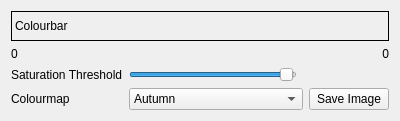
Above: src/disparityviewer.ui from i3drobotics/stereo-vision-toolkit before the change. Below: the same form after it.
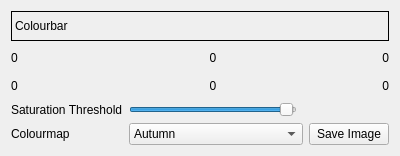
That is the form after the change.

Commit message: auto-scalling disparity viewer

The edit to the form file:
```diff
--- a/src/disparityviewer.ui
+++ b/src/disparityviewer.ui
@@ -7,7 +7,7 @@
     <x>0</x>
     <y>0</y>
     <width>400</width>
-    <height>117</height>
+    <height>156</height>
    </rect>
   </property>
   <property name="sizePolicy">
@@ -32,63 +32,14 @@
    <string>Form</string>
   </property>
   <layout class="QGridLayout" name="gridLayout">
-   <item row="2" column="3">
-    <widget class="QSlider" name="intensityThresholdSlider">
-     <property name="maximum">
-      <number>255</number>
-     </property>
-     <property name="value">
-      <number>250</number>
-     </property>
-     <property name="orientation">
-      <enum>Qt::Horizontal</enum>
-     </property>
-    </widget>
-   </item>
-   <item row="1" column="5">
-    <widget class="QLabel" name="minDisparityLabel">
-     <property name="sizePolicy">
-      <sizepolicy hsizetype="Preferred" vsizetype="Minimum">
-       <horstretch>0</horstretch>
-       <verstretch>0</verstretch>
-      </sizepolicy>
-     </property>
+   <item row="4" column="5">
+    <widget class="QPushButton" name="btnSaveDisparityView">
      <property name="text">
-      <string>0</string>
+      <string>Save Image</string>
      </property>
-     <property name="alignment">
-      <set>Qt::AlignRight|Qt::AlignTrailing|Qt::AlignVCenter</set>
-     </property>
     </widget>
    </item>
-   <item row="1" column="2">
-    <widget class="QLabel" name="maxDisparityLabel">
-     <property name="sizePolicy">
-      <sizepolicy hsizetype="Preferred" vsizetype="Minimum">
-       <horstretch>0</horstretch>
-       <verstretch>0</verstretch>
-      </sizepolicy>
-     </property>
-     <property name="text">
-      <string>0</string>
-     </property>
-    </widget>
-   </item>
-   <item row="2" column="2">
-    <widget class="QLabel" name="label_4">
-     <property name="text">
-      <string>Saturation Threshold</string>
-     </property>
-    </widget>
-   </item>
-   <item row="3" column="2">
-    <widget class="QLabel" name="label_3">
-     <property name="text">
-      <string>Colourmap</string>
-     </property>
-    </widget>
-   </item>
-   <item row="3" column="3" colspan="2">
+   <item row="4" column="3" colspan="2">
     <widget class="QComboBox" name="colourmapComboBox">
      <item>
       <property name="text">
@@ -157,6 +108,43 @@
      </item>
     </widget>
    </item>
+   <item row="3" column="2">
+    <widget class="QLabel" name="label_4">
+     <property name="text">
+      <string>Saturation Threshold</string>
+     </property>
+    </widget>
+   </item>
+   <item row="1" column="3">
+    <widget class="QLabel" name="disparityRangeLabel">
+     <property name="text">
+      <string>0</string>
+     </property>
+     <property name="alignment">
+      <set>Qt::AlignCenter</set>
+     </property>
+    </widget>
+   </item>
+   <item row="3" column="3">
+    <widget class="QSlider" name="intensityThresholdSlider">
+     <property name="maximum">
+      <number>255</number>
+     </property>
+     <property name="value">
+      <number>250</number>
+     </property>
+     <property name="orientation">
+      <enum>Qt::Horizontal</enum>
+     </property>
+    </widget>
+   </item>
+   <item row="4" column="2">
+    <widget class="QLabel" name="label_3">
+     <property name="text">
+      <string>Colourmap</string>
+     </property>
+    </widget>
+   </item>
    <item row="0" column="2" colspan="4">
     <widget class="QLabel" name="colourbar">
      <property name="minimumSize">
@@ -182,10 +170,59 @@
      </property>
     </widget>
    </item>
-   <item row="3" column="5">
-    <widget class="QPushButton" name="btnSaveDisparityView">
+   <item row="1" column="2">
+    <widget class="QLabel" name="maxDisparityLabel">
+     <property name="sizePolicy">
+      <sizepolicy hsizetype="Preferred" vsizetype="Minimum">
+       <horstretch>0</horstretch>
+       <verstretch>0</verstretch>
+      </sizepolicy>
+     </property>
      <property name="text">
-      <string>Save Image</string>
+      <string>0</string>
+     </property>
+    </widget>
+   </item>
+   <item row="1" column="5">
+    <widget class="QLabel" name="minDisparityLabel">
+     <property name="sizePolicy">
+      <sizepolicy hsizetype="Preferred" vsizetype="Minimum">
+       <horstretch>0</horstretch>
+       <verstretch>0</verstretch>
+      </sizepolicy>
+     </property>
+     <property name="text">
+      <string>0</string>
+     </property>
+     <property name="alignment">
+      <set>Qt::AlignRight|Qt::AlignTrailing|Qt::AlignVCenter</set>
+     </property>
+    </widget>
+   </item>
+   <item row="2" column="2">
+    <widget class="QLabel" name="minDepthLabel">
+     <property name="text">
+      <string>0</string>
+     </property>
+    </widget>
+   </item>
+   <item row="2" column="5">
+    <widget class="QLabel" name="maxDepthLabel">
+     <property name="text">
+      <string>0</string>
+     </property>
+     <property name="alignment">
+      <set>Qt::AlignRight|Qt::AlignTrailing|Qt::AlignVCenter</set>
+     </property>
+    </widget>
+   </item>
+   <item row="2" column="3">
+    <widget class="QLabel" name="depthRangeLabel">
+     <property name="text">
+      <string>0</string>
+     </property>
+     <property name="alignment">
+      <set>Qt::AlignCenter</set>
      </property>
     </widget>
    </item>
```
The commit also changes 5 other files.
